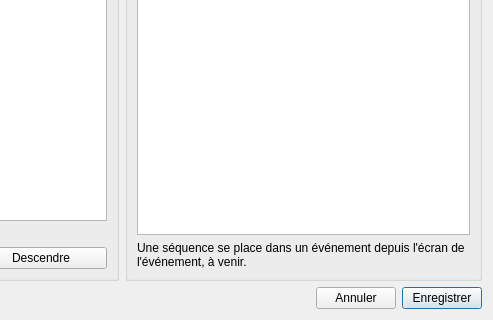
Old version of the form src/machincast/interface/ui/fiche_sequence.ui in the repository dascritch/machincast; both pictures show x 607 to 1100 and y 380 to 700 of the 1100 by 700 pixel window.
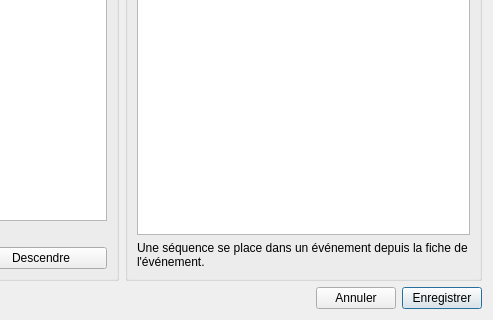
New version of the form.

Commit message:
feat(interface): fiche d'un événement
https://github.com/dascritch/machincast/issues/32
Écran de détails d'un événement

Claude-Session: https://claude.ai/code/session_01KaPegkCQoT3k3oMgjXGsiv

What changed in the file:
```diff
--- a/src/machincast/interface/ui/fiche_sequence.ui
+++ b/src/machincast/interface/ui/fiche_sequence.ui
@@ -179,7 +179,7 @@
         <item>
          <widget class="QLabel" name="explication_evenements">
           <property name="text">
-           <string>Une séquence se place dans un événement depuis l'écran de l'événement, à venir.</string>
+           <string>Une séquence se place dans un événement depuis la fiche de l'événement.</string>
           </property>
           <property name="wordWrap">
            <bool>true</bool>
```
The commit also changes 29 other files.
